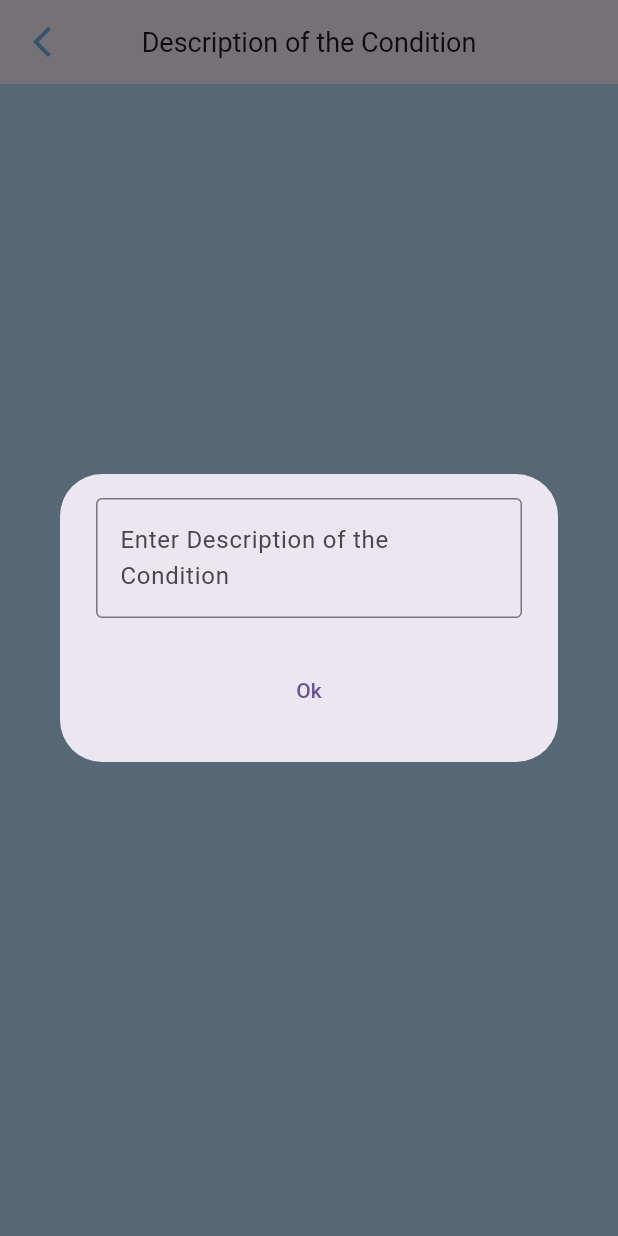
After one commit to MohamedkamalSoudi/Smart-Care, a Flutter app: the PatientDataPage1 screen opened by its route, after a tap on "Show Description Dialog", on a phone screen of 412 x 824 dp. The commit adds this screen. Run offline on Flutter 3.47's test engine with Material 3 defaults, Android fonts, the phone set to English and light mode, and no system bars.

Commit message:
creat description of the condition

```diff
--- /dev/null
+++ b/lib/features/splash/presentation/patient data/description of the condition/widgets/patient_data_page_1.dart
@@ -0,0 +1,65 @@
+import 'package:flutter/material.dart';
+
+class PatientDataPage1 extends StatelessWidget {
+  const PatientDataPage1({super.key});
+  static const id = 'PatientDataPage1';
+  @override
+  Widget build(BuildContext context) {
+    return Scaffold(
+      backgroundColor: const Color(0xFFBBE2FF),
+      appBar: AppBar(
+        leading: IconButton(
+          icon: const Icon(Icons.arrow_back_ios_new,
+              color: Color.fromARGB(255, 108, 183, 241)),
+          onPressed: () => Navigator.pop(context),
+        ),
+        title: Text('Description of the Condition',style: TextStyle(fontSize: 18),),
+        centerTitle: true,
+      ),
+      body: Center(
+        child: ElevatedButton(
+          style: ElevatedButton.styleFrom(
+            backgroundColor: Colors.white,
+            shape: RoundedRectangleBorder(
+              borderRadius: BorderRadius.circular(10),
+              side: const BorderSide(color: Colors.blue, width: 2),
+
+            ),
+          ),
+          onPressed: () => showDescriptionDialog(context),
+          child: Text('Show Description Dialog',style: TextStyle(fontSize: 16,color: Colors.black),),
+        ),
+      ),
+    );
+  }
+
+  void showDescriptionDialog(BuildContext context) {
+    TextEditingController _controller = TextEditingController();
+
+    showDialog(
+      context: context,
+      builder: (BuildContext context) {
+        return AlertDialog(
+          content: TextField(
+
+            controller: _controller,
+            maxLines: null, // This allows the text field to be multiline
+            decoration: InputDecoration(
+              hintText: 'Enter Description of the Condition',
+              border: OutlineInputBorder(),
+            ),
+          ),
+          actions: [
+            TextButton(
+              onPressed: () {
+                Navigator.of(context).pop();
+                print('Description: ${_controller.text}');
+              },
+              child: Center(child: Text('Ok')),
+            ),
+          ],
+        );
+      },
+    );
+  }
+}
--- a/lib/features/splash/presentation/patient data/widgets/patient_data_page.dart
+++ b/lib/features/splash/presentation/patient data/widgets/patient_data_page.dart
@@ -1,4 +1,5 @@
 import 'package:flutter/material.dart';
+import 'package:smart_care_app/features/splash/presentation/patient%20data/description%20of%20the%20condition/widgets/patient_data_page_1.dart';
 import 'package:smart_care_app/features/splash/presentation/patient%20data/widgets/custom_card.dart';
 import 'package:smart_care_app/features/splash/presentation/patient%20data/widgets/top_info.dart';
 
@@ -48,7 +49,9 @@ class PatientDataPage extends StatelessWidget {
               children: [
                 CustomCard(
                     imagePath: 'assets/images/Policy.png',
-                    title: 'Description of the Condition', onPressed: () {  },),
+                    title: 'Description of the Condition', onPressed: () {
+                      Navigator.pushNamed(context, PatientDataPage1.id);
+                    },),
                 SizedBox(width: 10),
                 CustomCard(
                     imagePath: 'assets/images/Lungs.png',
--- a/lib/main.dart
+++ b/lib/main.dart
@@ -1,5 +1,6 @@
 import 'package:flutter/material.dart';
 import 'package:smart_care_app/features/splash/presentation/home/Home_view.dart';
+import 'package:smart_care_app/features/splash/presentation/patient%20data/description%20of%20the%20condition/widgets/patient_data_page_1.dart';
 import 'package:smart_care_app/features/splash/presentation/patient%20data/patient_data.dart';
 import 'package:smart_care_app/features/splash/presentation/profile/profile_view.dart';
 
@@ -25,6 +26,7 @@ class SmartCare extends StatelessWidget {
         HomeView.id: (context) => HomeView(),
         ProfileView.id: (context) => ProfileView(),
         PatientData.id: (context) => PatientData(),
+        PatientDataPage1.id: (context) => PatientDataPage1(),
       },
       debugShowCheckedModeBanner: false,
       initialRoute: LogoView.id,
```
